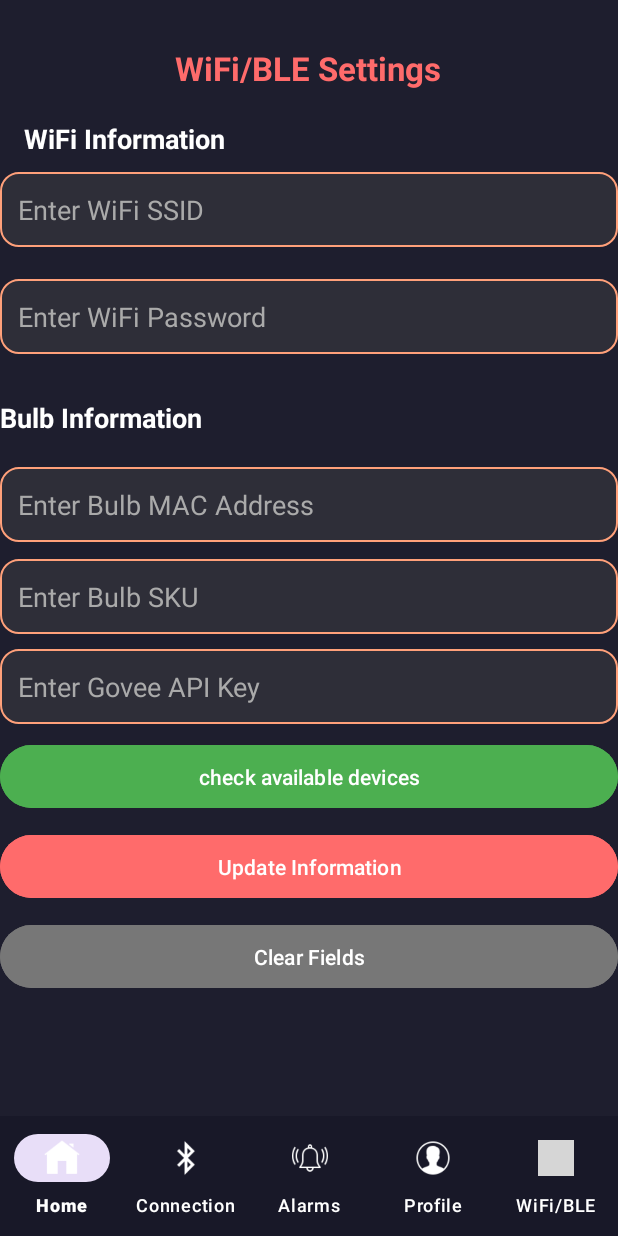
After one commit to Siri2K/Smart-Alarm-Clock-Kit-Capstone, an Android app: the layout wifiblesettings.xml on its own in the app's theme, with its tools: preview values and no code run, on a phone screen of 412 x 824 dp. The commit adds this screen. Run offline under Robolectric (Android 15) with nearby library versions, the phone set to English and light mode, and no system bars; grey boxes are pictures that could not be loaded.

Commit message:
fixed issues with the connection

```diff
--- a/Android/app/src/main/AndroidManifest.xml
+++ b/Android/app/src/main/AndroidManifest.xml
@@ -9,6 +9,8 @@
     <uses-permission android:name="android.permission.ACCESS_COARSE_LOCATION"/>
     <uses-permission android:name="android.permission.READ_EXTERNAL_STORAGE"/>
     <uses-permission android:name="android.permission.WRITE_EXTERNAL_STORAGE"/>
+    <uses-permission android:name="android.permission.INTERNET" />
+    <uses-permission android:name="android.permission.ACCESS_NETWORK_STATE" />
 
 
     <!-- Ensure BLE support is declared -->
--- a/Android/app/src/main/java/com/example/sack/NavigationBar.java
+++ b/Android/app/src/main/java/com/example/sack/NavigationBar.java
@@ -49,6 +49,10 @@ public class NavigationBar {
             intent = new Intent(activity, ConnectToDevice.class);
         } else if (id == R.id.nav_profile) {
             intent = new Intent(activity, ProfileActivity.class);
+        } else if (id == R.id.nav_wifi_ble && !(activity instanceof WiFiBleSettingsActivity)) {
+            activity.startActivity(new Intent(activity, WiFiBleSettingsActivity.class));
+        } else {
+            return false;
         }
 
         if (intent != null) {
@@ -66,6 +70,7 @@ public class NavigationBar {
         if (activity instanceof AlarmSetPage) return R.id.nav_alarm;
         if (activity instanceof ConnectToDevice) return R.id.nav_ConnectToDevice;
         if (activity instanceof ProfileActivity) return R.id.nav_profile;
+        if (activity instanceof WiFiBleSettingsActivity) return R.id.nav_wifi_ble;
         return -1;
     }
 }
--- /dev/null
+++ b/Android/app/src/main/res/layout/wifiblesettings.xml
@@ -0,0 +1,235 @@
+<?xml version="1.0" encoding="utf-8"?>
+<androidx.constraintlayout.widget.ConstraintLayout
+    xmlns:android="http://schemas.android.com/apk/res/android"
+    xmlns:app="http://schemas.android.com/apk/res-auto"
+    xmlns:tools="http://schemas.android.com/tools"
+    android:layout_width="match_parent"
+    android:layout_height="match_parent"
+    android:background="#1E1E2E"
+    tools:context=".WiFiBleSettingsActivity">
+
+    <!-- Title -->
+
+    <!-- Section Title: WiFi Information -->
+
+    <!-- WiFi SSID Input -->
+
+    <!-- WiFi Password Input -->
+
+    <!-- Section Title: Bulb Information -->
+
+    <TextView
+        android:id="@+id/tv_title"
+        android:layout_width="wrap_content"
+        android:layout_height="wrap_content"
+        android:text="WiFi/BLE Settings"
+        android:textColor="#FF6B6B"
+        android:textSize="22sp"
+        android:textStyle="bold"
+        app:layout_constraintBottom_toBottomOf="parent"
+        app:layout_constraintEnd_toEndOf="parent"
+        app:layout_constraintHorizontal_bias="0.497"
+        app:layout_constraintStart_toStartOf="parent"
+        app:layout_constraintTop_toTopOf="parent"
+        app:layout_constraintVertical_bias="0.039" />
+
+    <TextView
+        android:id="@+id/tv_wifi_section"
+        android:layout_width="wrap_content"
+        android:layout_height="wrap_content"
+        android:layout_marginStart="16dp"
+        android:layout_marginTop="20dp"
+        android:text="WiFi Information"
+        android:textColor="#FFFFFF"
+        android:textSize="18sp"
+        android:textStyle="bold"
+        app:layout_constraintBottom_toBottomOf="parent"
+        app:layout_constraintStart_toStartOf="parent"
+        app:layout_constraintTop_toBottomOf="@id/tv_title"
+        app:layout_constraintVertical_bias="0.0" />
+
+    <EditText
+        android:id="@+id/et_ssid"
+        android:layout_width="0dp"
+        android:layout_height="50dp"
+        android:layout_marginTop="10dp"
+        android:background="@drawable/edit_text_background"
+        android:hint="Enter WiFi SSID"
+        android:inputType="text"
+        android:padding="12dp"
+        android:textColor="#FFFFFF"
+        android:textColorHint="#AAAAAA"
+        app:layout_constraintBottom_toBottomOf="parent"
+        app:layout_constraintEnd_toEndOf="parent"
+        app:layout_constraintHorizontal_bias="0.0"
+        app:layout_constraintStart_toStartOf="parent"
+        app:layout_constraintTop_toBottomOf="@id/tv_wifi_section"
+        app:layout_constraintVertical_bias="0.0" />
+
+    <EditText
+        android:id="@+id/et_password"
+        android:layout_width="0dp"
+        android:layout_height="50dp"
+        android:layout_marginTop="10dp"
+        android:background="@drawable/edit_text_background"
+        android:hint="Enter WiFi Password"
+        android:inputType="textPassword"
+        android:padding="12dp"
+        android:textColor="#FFFFFF"
+        android:textColorHint="#AAAAAA"
+        app:layout_constraintBottom_toBottomOf="parent"
+        app:layout_constraintEnd_toEndOf="parent"
+        app:layout_constraintHorizontal_bias="1.0"
+        app:layout_constraintStart_toStartOf="parent"
+        app:layout_constraintTop_toBottomOf="@id/et_ssid"
+        app:layout_constraintVertical_bias="0.019" />
+
+    <TextView
+        android:id="@+id/tv_bulb_section"
+        android:layout_width="wrap_content"
+        android:layout_height="wrap_content"
+        android:text="Bulb Information"
+        android:textSize="18sp"
+        android:textStyle="bold"
+        android:textColor="#FFFFFF"
+        app:layout_constraintTop_toBottomOf="@id/et_password"
+        app:layout_constraintStart_toStartOf="parent"
+        android:layout_marginTop="30dp"/>
+
+    <!-- Bulb MAC Address Input -->
+
+    <!-- Bulb SKU Input -->
+
+    <!-- Govee API Key Input -->
+
+    <!-- Button to fetch devices -->
+
+    <EditText
+        android:id="@+id/et_mac_address"
+        android:layout_width="0dp"
+        android:layout_height="50dp"
+        android:layout_marginTop="10dp"
+        android:background="@drawable/edit_text_background"
+        android:hint="Enter Bulb MAC Address"
+        android:inputType="text"
+        android:padding="12dp"
+        android:textColor="#FFFFFF"
+        android:textColorHint="#AAAAAA"
+        app:layout_constraintBottom_toBottomOf="@+id/bottom_navigation"
+        app:layout_constraintEnd_toEndOf="parent"
+        app:layout_constraintHorizontal_bias="0.0"
+        app:layout_constraintStart_toStartOf="parent"
+        app:layout_constraintTop_toBottomOf="@id/tv_bulb_section"
+        app:layout_constraintVertical_bias="0.022" />
+
+    <EditText
+        android:id="@+id/et_sku"
+        android:layout_width="0dp"
+        android:layout_height="50dp"
+        android:layout_marginTop="10dp"
+        android:background="@drawable/edit_text_background"
+        android:hint="Enter Bulb SKU"
+        android:inputType="text"
+        android:padding="12dp"
+        android:textColor="#FFFFFF"
+        android:textColorHint="#AAAAAA"
+        app:layout_constraintBottom_toBottomOf="@+id/bottom_navigation"
+        app:layout_constraintEnd_toEndOf="parent"
+        app:layout_constraintHorizontal_bias="0.0"
+        app:layout_constraintStart_toStartOf="parent"
+        app:layout_constraintTop_toBottomOf="@id/et_mac_address"
+        app:layout_constraintVertical_bias="0.003" />
+
+    <EditText
+        android:id="@+id/et_api_key"
+        android:layout_width="0dp"
+        android:layout_height="50dp"
+        android:layout_marginTop="10dp"
+        android:background="@drawable/edit_text_background"
+        android:hint="Enter Govee API Key"
+        android:inputType="text"
+        android:padding="12dp"
+        android:textColor="#FFFFFF"
+        android:textColorHint="#AAAAAA"
+        app:layout_constraintBottom_toBottomOf="parent"
+        app:layout_constraintEnd_toEndOf="parent"
+        app:layout_constraintHorizontal_bias="0.0"
+        app:layout_constraintStart_toStartOf="parent"
+        app:layout_constraintTop_toBottomOf="@id/et_sku"
+        app:layout_constraintVertical_bias="0.0" />
+
+    <Button
+        android:id="@+id/btn_fetch_devices"
+        android:layout_width="0dp"
+        android:layout_height="50dp"
+        android:layout_marginTop="10dp"
+        android:backgroundTint="#4CAF50"
+        android:text="check available devices"
+        android:textColor="#FFFFFF"
+        app:layout_constraintBottom_toBottomOf="parent"
+        app:layout_constraintEnd_toEndOf="parent"
+        app:layout_constraintHorizontal_bias="0.0"
+        app:layout_constraintStart_toStartOf="parent"
+        app:layout_constraintTop_toBottomOf="@id/et_api_key"
+        app:layout_constraintVertical_bias="0.0" />
+
+    <androidx.recyclerview.widget.RecyclerView
+        android:id="@+id/recyclerView"
+        android:layout_width="match_parent"
+        android:layout_height="wrap_content"
+        app:layout_constraintTop_toBottomOf="@id/btn_fetch_devices"
+        app:layout_constraintStart_toStartOf="parent"
+        app:layout_constraintEnd_toEndOf="parent"
+        android:layout_marginTop="120dp"/>
+
+
+
+    <!-- Update Button -->
+
+    <!-- Clear Fields Button -->
+
+    <Button
+        android:id="@+id/btn_update"
+        android:layout_width="0dp"
+        android:layout_height="50dp"
+        android:layout_marginTop="70dp"
+        android:backgroundTint="#FF6B6B"
+        android:text="Update Information"
+        android:textColor="#FFFFFF"
+        app:layout_constraintBottom_toBottomOf="parent"
+        app:layout_constraintEnd_toEndOf="parent"
+        app:layout_constraintHorizontal_bias="0.0"
+        app:layout_constraintStart_toStartOf="parent"
+        app:layout_constraintTop_toBottomOf="@id/et_api_key"
+        app:layout_constraintVertical_bias="0.0" />
+
+    <Button
+        android:id="@+id/btn_clear"
+        android:layout_width="0dp"
+        android:layout_height="50dp"
+        android:layout_marginTop="10dp"
+        android:backgroundTint="#777777"
+        android:text="Clear Fields"
+        android:textColor="#FFFFFF"
+        app:layout_constraintBottom_toBottomOf="parent"
+        app:layout_constraintEnd_toEndOf="parent"
+        app:layout_constraintHorizontal_bias="0.0"
+        app:layout_constraintStart_toStartOf="parent"
+        app:layout_constraintTop_toBottomOf="@id/btn_update"
+        app:layout_constraintVertical_bias="0.0" />
+
+    <com.google.android.material.bottomnavigation.BottomNavigationView
+        android:id="@+id/bottom_navigation"
+        android:layout_width="match_parent"
+        android:layout_height="wrap_content"
+        android:layout_alignParentBottom="true"
+        android:layout_gravity="bottom"
+        android:background="#181828"
+        app:itemIconTint="@color/white"
+        app:itemTextColor="@color/white"
+        app:labelVisibilityMode="labeled"
+        app:layout_constraintBottom_toBottomOf="parent"
+        app:menu="@menu/bottom_nav_menu"
+        tools:layout_editor_absoluteX="0dp" />
+
+</androidx.constraintlayout.widget.ConstraintLayout>
--- a/Android/app/src/main/res/menu/bottom_nav_menu.xml
+++ b/Android/app/src/main/res/menu/bottom_nav_menu.xml
@@ -20,5 +20,8 @@
         android:id="@+id/nav_profile"
         android:icon ="@drawable/profile"
         android:title ="Profile" />
-
+    <item
+        android:id="@+id/nav_wifi_ble"
+        android:icon="@drawable/ic_wifi_ble"
+        android:title="WiFi/BLE" />
 </menu>
```
Also changed, not shown: Android/app/src/main/java/com/example/sack/DatabaseHelper.java (+110 -1 lines), Android/app/src/main/java/com/example/sack/DeviceAdapter.java (added, +45 -0 lines), Android/app/src/main/java/com/example/sack/GoveeAPIHelper.java (added, +88 -0 lines), Android/app/src/main/java/com/example/sack/WiFiBleSettingsActivity.java (added, +128 -0 lines), Android/app/src/main/res/layout/device_item.xml (added, +21 -0 lines).
